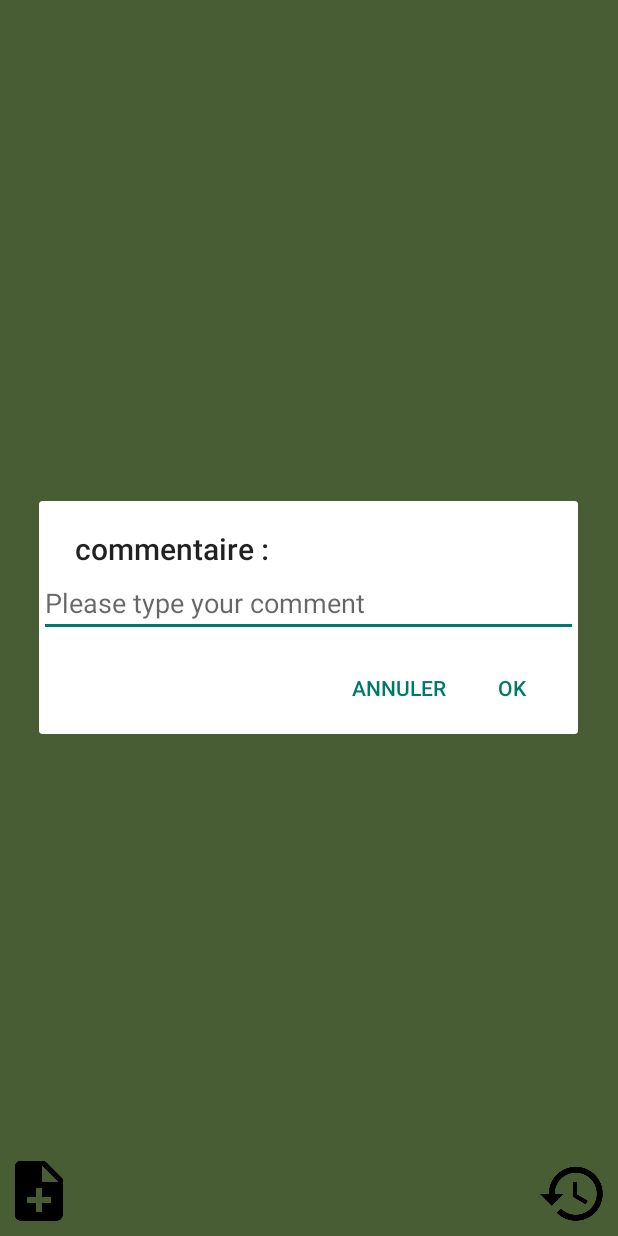
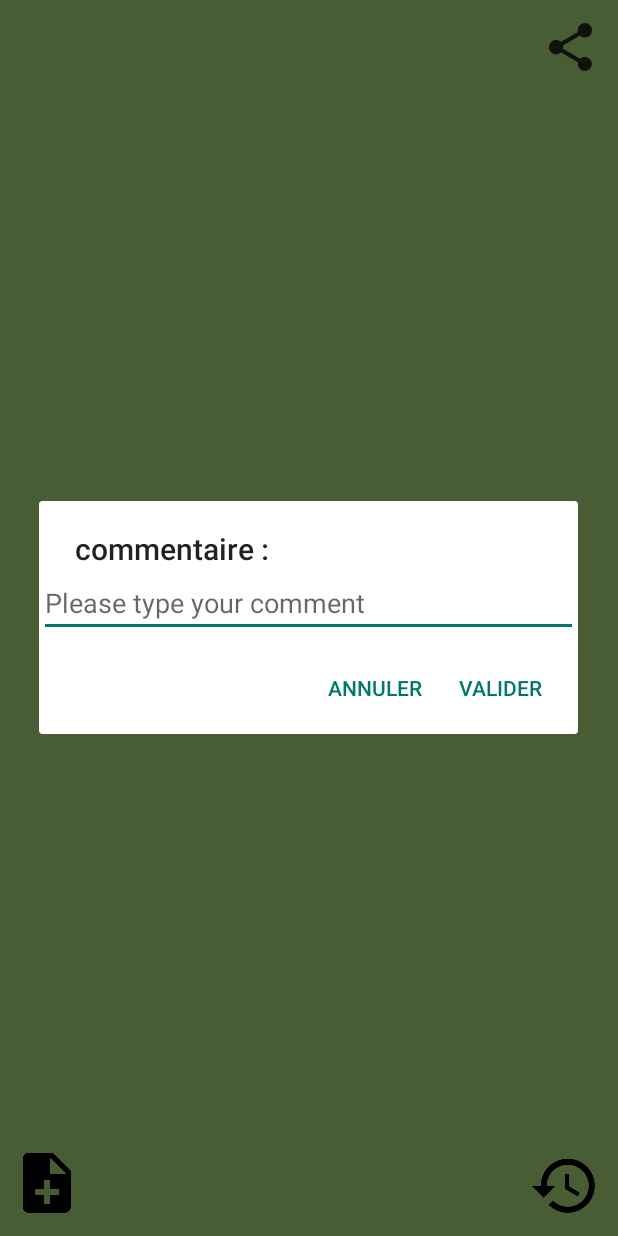
Before and after one commit to wilksyz/Mood_wilksyz, an Android app: the screen it shows after launch (MainActivity), after a tap on "Comment button", on a phone screen of 412 x 824 dp. Run offline under Robolectric (Android 15) with nearby library versions, the light colour scheme and no system bars.

Commit message:
Ajout du bouton share

```diff
--- a/app/src/main/java/com/company/antoine/moodtracker/Controllers/Fragments/PageFragment.java
+++ b/app/src/main/java/com/company/antoine/moodtracker/Controllers/Fragments/PageFragment.java
@@ -23,9 +23,11 @@ import static android.content.Context.MODE_PRIVATE;
 
 /**
  * A simple {@link Fragment} subclass.
+ * this fragment allows to create the pages displayed in the viewpager
  */
 public class PageFragment extends Fragment {
 
+    private static final String KEY_POSITION_SAVE = "position save";
     private static final String KEY_POSITION = "position";
     private static final String KEY_COLOR = "color";
     private static final String KEY_IMAGE = "image";
@@ -35,6 +37,7 @@ public class PageFragment extends Fragment {
                                             R.drawable.smiley_normal,
                                             R.drawable.smiley_happy,
                                             R.drawable.smiley_super_happy};
+    private static final String[] mMoodShare = {"de très mauvaise humeur","triste","indécis","de bonne humeur","joyeux"};
 
 
 
@@ -42,6 +45,11 @@ public class PageFragment extends Fragment {
 
     }
 
+    /**
+     * Method that will create a new instance of PageFragment.
+     * @param pPosition get back the position of the viewpager that we get from the pageadapter
+     * @param pColor color index chosen in the color chart according to the position of the viewpager
+     */
     public static PageFragment newInstance(int pPosition, int pColor) {
 
         PageFragment mFrag = new PageFragment();
@@ -65,11 +73,13 @@ public class PageFragment extends Fragment {
         ImageView mSmileyMood;
         ImageButton mButtonComment;
         ImageButton mButtonHistoric;
+        ImageButton mButtonShare;
 
         mColorLayout = result.findViewById(R.id.fragment_page_relative_layout);
         mSmileyMood = result.findViewById(R.id.fragment_page_smiley_view);
         mButtonComment = result.findViewById(R.id.fragment_page_btn_comment);
         mButtonHistoric = result.findViewById(R.id.fragment_page_btn_historic);
+        mButtonShare = result.findViewById(R.id.fragment_page_btn_share);
 
         int position = getArguments().getInt(KEY_POSITION, -1);
         int color = getArguments().getInt(KEY_COLOR, -1);
@@ -96,7 +106,7 @@ public class PageFragment extends Fragment {
 
                 builder.setTitle("commentaire :")
                         .setView(alertDialogView)
-                        .setPositiveButton("OK", new DialogInterface.OnClickListener() {
+                        .setPositiveButton("Valider", new DialogInterface.OnClickListener() {
                             @Override
                             public void onClick(DialogInterface dialog, int which) {
                                 EditText pTextComment = alertDialogView.findViewById(R.id.alert_dialog_edit_comment);
@@ -117,6 +127,21 @@ public class PageFragment extends Fragment {
                         .show();
             }
         });
+
+        mButtonShare.setOnClickListener(new View.OnClickListener() {
+            @Override
+            public void onClick(View v) {
+                int pPosition =getActivity().getSharedPreferences("MyMood", MODE_PRIVATE).getInt(KEY_POSITION_SAVE, 3);
+                String pComment = getActivity().getSharedPreferences("MyMood", MODE_PRIVATE).getString(KEY_COMMENT_SAVE, "et j'ai rien de plus a dire");
+                Intent shareIntent = new Intent();
+                shareIntent.setAction(Intent.ACTION_SEND);
+                shareIntent.setType("text/plain");
+                shareIntent.putExtra(Intent.EXTRA_TEXT, "Aujourd'hui je suis "+mMoodShare[pPosition]+" "+pComment);
+                startActivity(Intent.createChooser(shareIntent,getResources().getString(R.string.share_tittle)));
+
+            }
+        });
+
         return result;
     }
 }
--- a/app/src/main/java/com/company/antoine/moodtracker/Models/SaveAlarm.java
+++ b/app/src/main/java/com/company/antoine/moodtracker/Models/SaveAlarm.java
@@ -16,7 +16,7 @@ public class SaveAlarm extends BroadcastReceiver{
     private static final String KEY_COMMENT_SAVE = "comment save";
     private static final String KEY_POSITION_SAVE = "position save";
     private int mNumberSave = 0;
-    private String pNewMoodHistoric;
+    protected String pNewMoodHistoric;
 
     @Override
     public void onReceive(Context context, Intent intent) {
@@ -30,6 +30,8 @@ public class SaveAlarm extends BroadcastReceiver{
         String pMoodHistoric = context.getSharedPreferences("MyMood", MODE_PRIVATE).getString(KEY_MOOD_SAVE, null);
         if (pMoodHistoric != null){
             pNewMoodHistoric = (pMood+";"+pMoodHistoric);
+        }else{
+            pNewMoodHistoric = pMood;
         }
         preferences.edit().putString(KEY_MOOD_SAVE, pNewMoodHistoric).apply();
         preferences.edit().remove(KEY_POSITION_SAVE).apply();
--- a/app/src/main/res/layout/fragment_page.xml
+++ b/app/src/main/res/layout/fragment_page.xml
@@ -20,7 +20,7 @@
         android:layout_alignParentBottom="true"
         android:layout_alignParentStart="true"
         android:background="@null"
-        android:padding="10dp"
+        android:padding="15dp"
         android:contentDescription="@string/comment_btn"/>
 
     <ImageButton
@@ -31,6 +31,18 @@
         android:layout_alignParentBottom="true"
         android:layout_alignParentEnd="true"
         android:background="@null"
-        android:padding="10dp"
+        android:padding="15dp"
         android:contentDescription="@string/historic_btn"/>
+
+    <ImageButton
+        android:id="@+id/fragment_page_btn_share"
+        android:layout_width="wrap_content"
+        android:layout_height="wrap_content"
+        android:layout_alignParentTop="true"
+        android:layout_alignParentEnd="true"
+        android:src="@drawable/ic_action_share"
+        android:background="@null"
+        android:padding="15dp"
+        android:contentDescription="@string/share"/>
+
 </RelativeLayout>
--- a/app/src/main/res/values/strings.xml
+++ b/app/src/main/res/values/strings.xml
@@ -13,4 +13,6 @@
     <string name="btn_5">Il y a trois jours</string>
     <string name="btn_6">Avant-hier</string>
     <string name="btn_7">Hier</string>
+    <string name="share">Share button</string>
+    <string name="share_tittle">partagez votre humeur!!!</string>
 </resources>
```
Also changed, not shown: app/src/main/java/com/company/antoine/moodtracker/View/Page.java (deleted, +0 -10 lines), app/src/main/res/drawable-hdpi/ic_action_share.png (added), app/src/main/res/drawable-mdpi/ic_action_share.png (added), app/src/main/res/drawable-xhdpi/ic_action_share.png (added), app/src/main/res/drawable-xxhdpi/ic_action_share.png (added).
